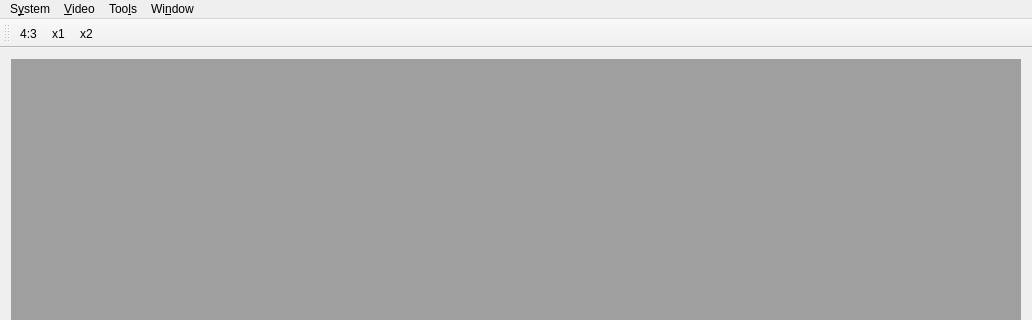
The window that source/frontends/qapple/qapple.ui (AppleWin/AppleWin) describes before a commit, drawn with Qt 5; both pictures show x 0 to 1032 and y 0 to 320 of the 1032 by 762 pixel window.
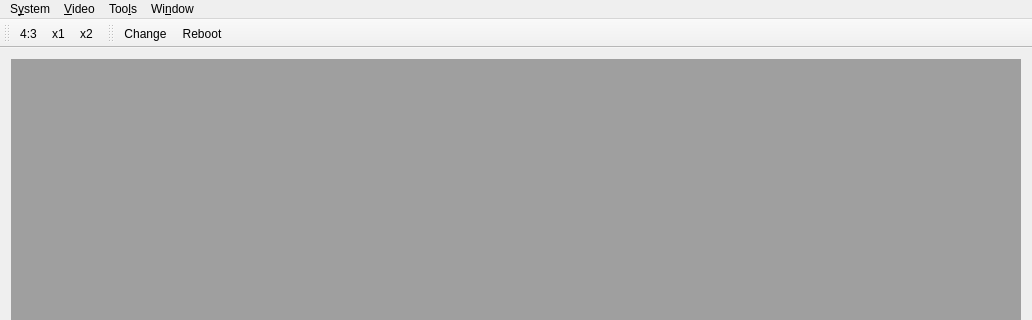
The same window after the commit.

Commit message: Add a few buttons to the toolbar.

```diff
--- a/source/frontends/qapple/qapple.ui
+++ b/source/frontends/qapple/qapple.ui
@@ -79,6 +79,19 @@
    <addaction name="actionX2"/>
   </widget>
   <widget class="QStatusBar" name="statusBar"/>
+  <widget class="QToolBar" name="toolBar">
+   <property name="windowTitle">
+    <string>toolBar</string>
+   </property>
+   <attribute name="toolBarArea">
+    <enum>TopToolBarArea</enum>
+   </attribute>
+   <attribute name="toolBarBreak">
+    <bool>false</bool>
+   </attribute>
+   <addaction name="actionChange"/>
+   <addaction name="actionReboot"/>
+  </widget>
   <action name="actionStart">
    <property name="text">
     <string>&amp;Start</string>
@@ -127,6 +140,11 @@
     <string>&amp;Options...</string>
    </property>
   </action>
+  <action name="actionChange">
+   <property name="text">
+    <string>Change</string>
+   </property>
+  </action>
  </widget>
  <layoutdefault spacing="6" margin="11"/>
  <resources/>
```
The commit also changes 1 other file.
